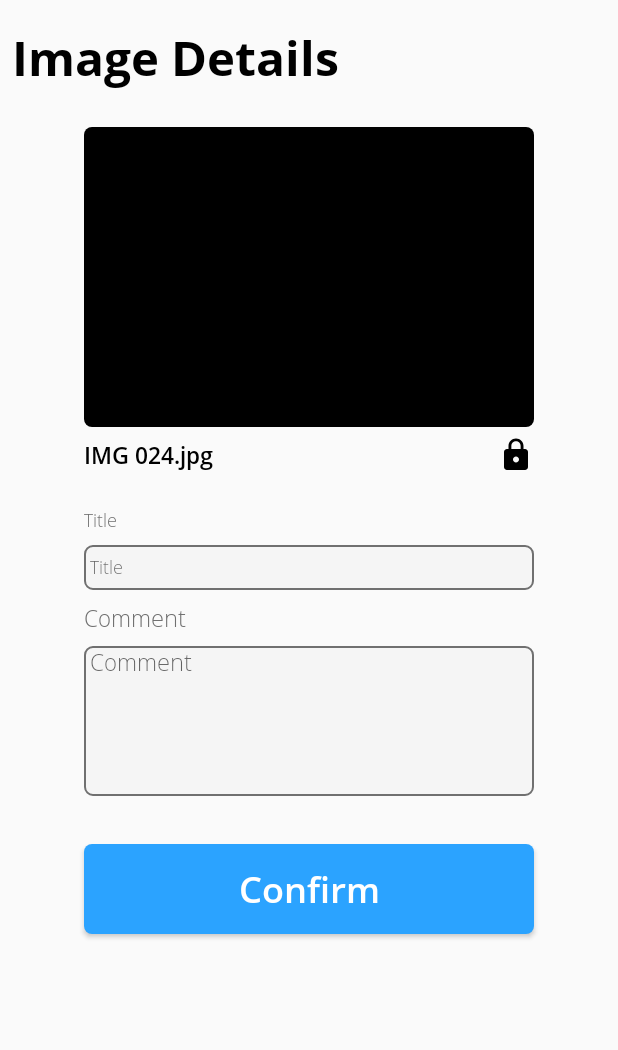
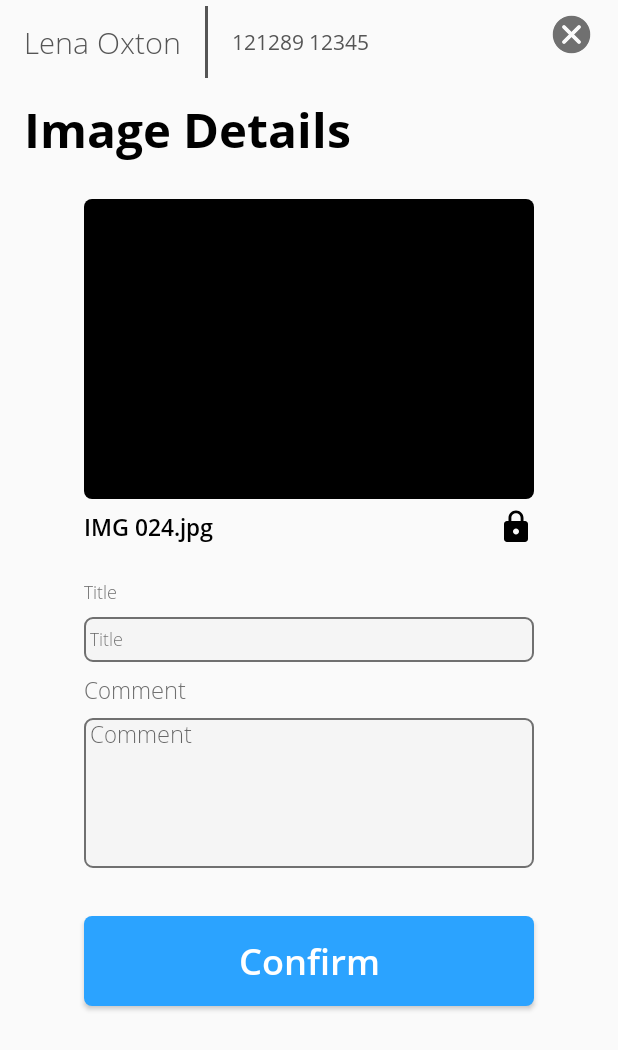
Before and after one commit to varunakantha/AspitCaptureIssue, an Android app: the CapturedImageDetailsAddActivity screen opened directly, with no data from a screen before it, on a phone screen of 412 x 824 dp. Shown: the top 1050 px of the screen. Run offline under Robolectric (Android 15) with nearby library versions, the phone set to English and light mode, and no system bars; our stand-ins replace Picasso; pictures from the network do not load; 3 statements that could not run were skipped.

Commit message:
Implementing UI flow. (from patient SSN lookup to send image with details.)

```diff
--- a/app/src/main/java/no/aspit/aspitcapture/ui/imagecapture/CapturedImageDetailsAddActivity.kt
+++ b/app/src/main/java/no/aspit/aspitcapture/ui/imagecapture/CapturedImageDetailsAddActivity.kt
@@ -1,7 +1,5 @@
 package no.aspit.aspitcapture.ui.imagecapture
 
-import android.graphics.Bitmap
-import android.graphics.BitmapFactory
 import android.os.Bundle
 import android.widget.Button
 import android.widget.EditText
@@ -12,9 +10,10 @@ import com.squareup.picasso.Picasso
 import kotlinx.android.synthetic.main.captured_image_add_details.*
 import no.aspit.aspitcapture.R
 import no.aspit.aspitcapture.common.BaseActivity
+import no.aspit.aspitcapture.common.CustomActionBar
 import java.io.File
 
-class CapturedImageDetailsAddActivity : BaseActivity() {
+class CapturedImageDetailsAddActivity : BaseActivity(), CustomActionBar.CustomActionBarInterface  {
 
     lateinit var imagePath: String
     lateinit var file: File
@@ -43,4 +42,8 @@ class CapturedImageDetailsAddActivity : BaseActivity() {
                     .into(capturedImage)
         }
     }
+
+    override fun onClose() {
+    }
+
 }
--- a/app/src/main/java/no/aspit/aspitcapture/ui/patientlookup/PatientLookUpActivity.kt
+++ b/app/src/main/java/no/aspit/aspitcapture/ui/patientlookup/PatientLookUpActivity.kt
@@ -26,8 +26,7 @@ class PatientLookUpActivity : BaseActivity(),CustomActionBar.CustomActionBarInte
             override fun onTextChanged(s: CharSequence, start: Int,
                                        before: Int, count: Int) {
                 if (s.length == 5) {
-                    val intent = Intent(this@PatientLookUpActivity, PatientSummaryActivity::class.java)
-                    startActivity(intent)
+                    startActivity(Intent(this@PatientLookUpActivity, PatientSummaryActivity::class.java))
                 }
             }
         })
--- a/app/src/main/res/layout/activity_patient_summary.xml
+++ b/app/src/main/res/layout/activity_patient_summary.xml
@@ -106,7 +106,7 @@
         app:layout_constraintTop_toBottomOf="@+id/textView7"/>
 
     <Button
-        android:id="@+id/button"
+        android:id="@+id/patient_summary_confirm"
         android:layout_width="200dp"
         android:layout_height="wrap_content"
         android:layout_marginTop="8dp"
--- a/app/src/main/res/layout/captured_image_add_details.xml
+++ b/app/src/main/res/layout/captured_image_add_details.xml
@@ -9,13 +9,28 @@
         android:layout_width="match_parent"
         android:layout_height="wrap_content">
 
+
+        <no.aspit.aspitcapture.common.CustomActionBar
+            android:id="@+id/actionbarImageDetails"
+            android:layout_width="0dp"
+            android:layout_height="wrap_content"
+            android:layout_marginStart="8dp"
+            android:layout_marginEnd="8dp"
+            app:layout_constraintEnd_toEndOf="parent"
+            app:layout_constraintStart_toStartOf="parent"
+            app:layout_constraintTop_toTopOf="parent"
+            app:main_text="Lena Oxton"
+            app:sub_title="121289 12345"
+            app:pipe_visibility="VISIBLE"
+            app:bar_bg_color="@android:color/transparent"/>
+
         <TextView
             android:id="@+id/textView"
             style="@style/open_sans_bold_32_black"
             android:layout_width="0dp"
             android:layout_height="wrap_content"
-            android:layout_marginStart="8dp"
-            android:layout_marginTop="16dp"
+            android:layout_marginStart="16dp"
+            android:layout_marginTop="8dp"
             android:layout_marginEnd="8dp"
             android:text="@string/image_details"
             android:textAlignment="viewStart"
@@ -23,7 +38,7 @@
             android:textSize="32sp"
             app:layout_constraintEnd_toEndOf="parent"
             app:layout_constraintStart_toStartOf="parent"
-            app:layout_constraintTop_toTopOf="parent" />
+            app:layout_constraintTop_toBottomOf="@+id/actionbarImageDetails"/>
 
         <ImageView
             android:id="@+id/capturedImageView"
```
Also changed, not shown: app/src/main/java/no/aspit/aspitcapture/ui/patientlookup/PatientSummaryActivity.kt (+7 -0 lines), app/src/main/java/no/aspit/aspitcapture/ui/uploadsummary/UploadsActivity.kt (+6 -1 lines), app/src/main/res/layout/activity_upload_summary.xml (+18 -3 lines).
